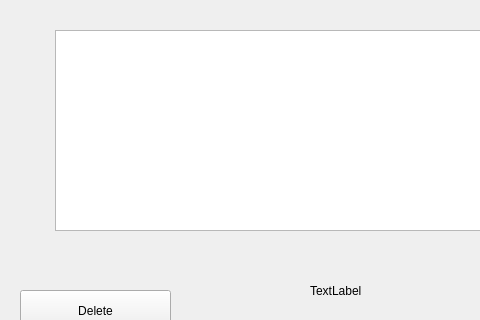
The window that shoppingcart.ui (coolbry95/ECE335-Project2) describes before a commit, drawn with Qt 5; both pictures show x 0 to 480 and y 0 to 320 of the 1000 by 494 pixel window.
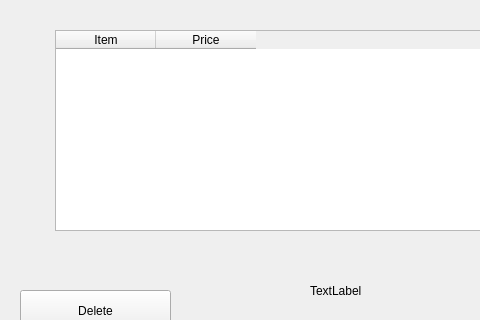
The same window after the commit.

The edit to the form file:
```diff
--- a/shoppingcart.ui
+++ b/shoppingcart.ui
@@ -53,7 +53,7 @@
      <string>TextLabel</string>
     </property>
    </widget>
-   <widget class="QTableView" name="tableView">
+   <widget class="QTableWidget" name="tableWidget">
     <property name="geometry">
      <rect>
       <x>55</x>
@@ -62,6 +62,22 @@
       <height>201</height>
      </rect>
     </property>
+    <property name="selectionMode">
+     <enum>QAbstractItemView::SingleSelection</enum>
+    </property>
+    <property name="selectionBehavior">
+     <enum>QAbstractItemView::SelectRows</enum>
+    </property>
+    <column>
+     <property name="text">
+      <string>Item</string>
+     </property>
+    </column>
+    <column>
+     <property name="text">
+      <string>Price</string>
+     </property>
+    </column>
    </widget>
   </widget>
   <widget class="QMenuBar" name="menubar">
```
Left out of the diff: 2 changed lines with no effect on the pictures.
